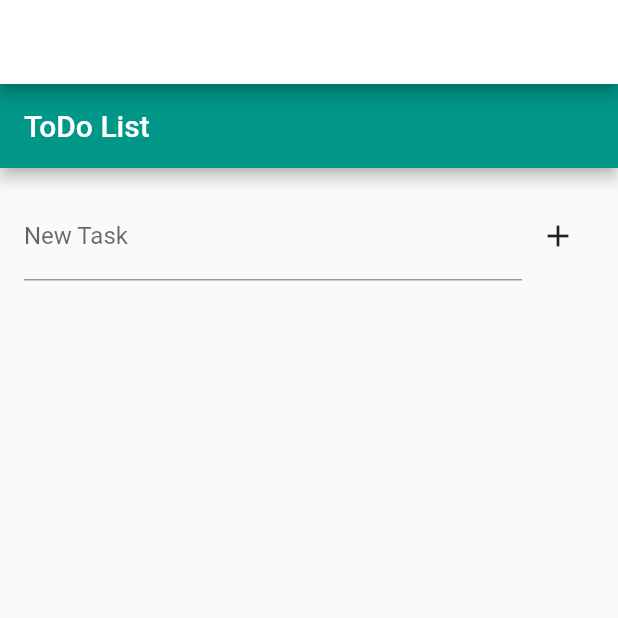
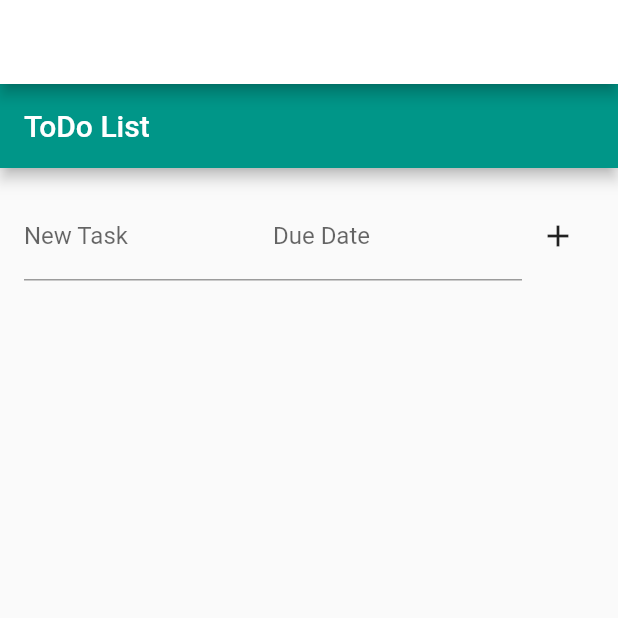
Before and after one commit to LivadeHe/todo, a Flutter app: the screen it shows after launch, after a tap on the "add" icon, on a phone screen of 412 x 824 dp, the top half of it. Run offline on Flutter 3.47's test engine with Material 2 defaults, Android fonts, the phone set to English and light mode, and no system bars.

Commit message:
date field entered but doesn't check if date has the right format

```diff
--- a/lib/todo_list.dart
+++ b/lib/todo_list.dart
@@ -3,8 +3,9 @@ import 'package:flutter/material.dart';
 class ToDoItem {
   String task;
   bool isDone;
+  String? dueDate;
 
-  ToDoItem(this.task, this.isDone);
+  ToDoItem(this.task, this.isDone, {this.dueDate = ""});
 }
 
 class ToDoListWidget extends StatefulWidget {
@@ -15,13 +16,15 @@ class ToDoListWidget extends StatefulWidget {
 class _ToDoListWidgetState extends State<ToDoListWidget> {
   List<ToDoItem> todoItems = [];
   TextEditingController taskController = TextEditingController();
+  TextEditingController dateController = TextEditingController();
 
-  void _addTask(String task) {
+  void _addTask(String task, String? dueDate) {
     if (task.isNotEmpty) {
       setState(() {
-        todoItems.add(ToDoItem(task, false));
+        todoItems.add(ToDoItem(task, false, dueDate: dueDate));
       });
       taskController.clear();
+      dateController.clear();
     }
   }
 
@@ -54,14 +57,21 @@ class _ToDoListWidgetState extends State<ToDoListWidget> {
                     controller: taskController,
                     decoration: InputDecoration(labelText: 'New Task'),
                     onSubmitted: (value) {
-                      _addTask(value);
-                    }
+                      _addTask(value, dateController.text);
+                    },
                   ),
                 ),
+                Expanded(
+                  child: TextField(
+                    controller: dateController,
+                    decoration: InputDecoration(labelText: 'Due Date'),
+                  ),
+                ),
+
                 IconButton(
                   icon: Icon(Icons.add),
                   onPressed: () {
-                    _addTask(taskController.text);
+                    _addTask(taskController.text, dateController.text);
                   },
                 ),
               ],
@@ -73,6 +83,7 @@ class _ToDoListWidgetState extends State<ToDoListWidget> {
               itemBuilder: (context, index) {
                 return ListTile(
                   title: Text(todoItems[index].task),
+                  subtitle: Text('Due Date: ${todoItems[index].dueDate ?? "Not set"}'),
                   leading: Checkbox(
                   value: todoItems[index].isDone,
                   onChanged: (bool? value) {
```
